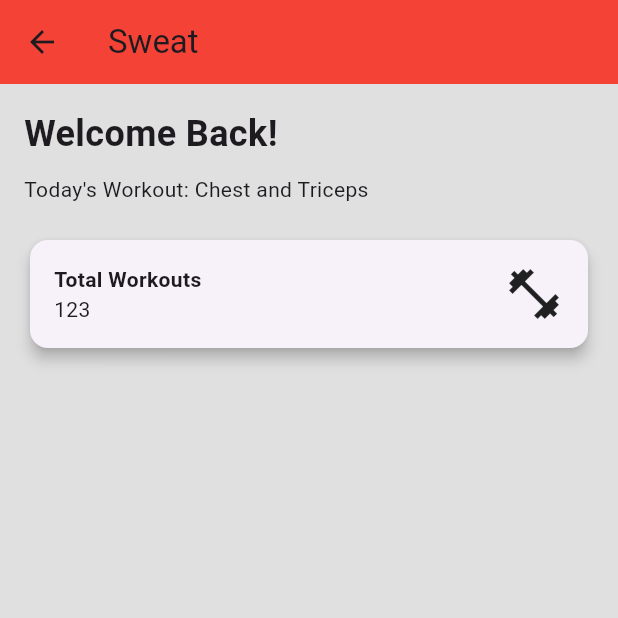
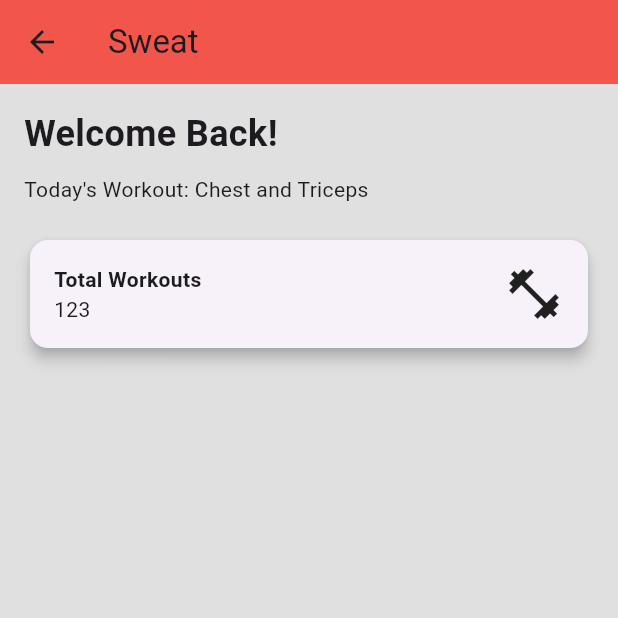
Before and after one commit to Adarsha5421/Sweat_fitness_mobiles, a Flutter app: the HomePage screen opened directly, on a phone screen of 412 x 824 dp, the top half of it. Run offline on Flutter 3.47's test engine with Material 3 defaults, Android fonts, the phone set to English and light mode, and no system bars; our stand-ins replace bloc, dartz, dio, equatable, flutter_bloc, flutter_spinkit and 9 more; accounts and stored records are empty; network calls fail; Roboto replaces fonts that are missing (Montserrat Regular).

Commit message:
hame page

```diff
--- a/lib/view/homepage_view.dart
+++ b/lib/view/homepage_view.dart
@@ -8,7 +8,7 @@ class HomePage extends StatelessWidget {
     return Scaffold(
       appBar: AppBar(
         title: const Text("Sweat"),
-        backgroundColor: Colors.red,
+        backgroundColor: const Color.fromARGB(255, 242, 86, 75),
       ),
       body: const Padding(
         padding: EdgeInsets.all(16.0),
```
